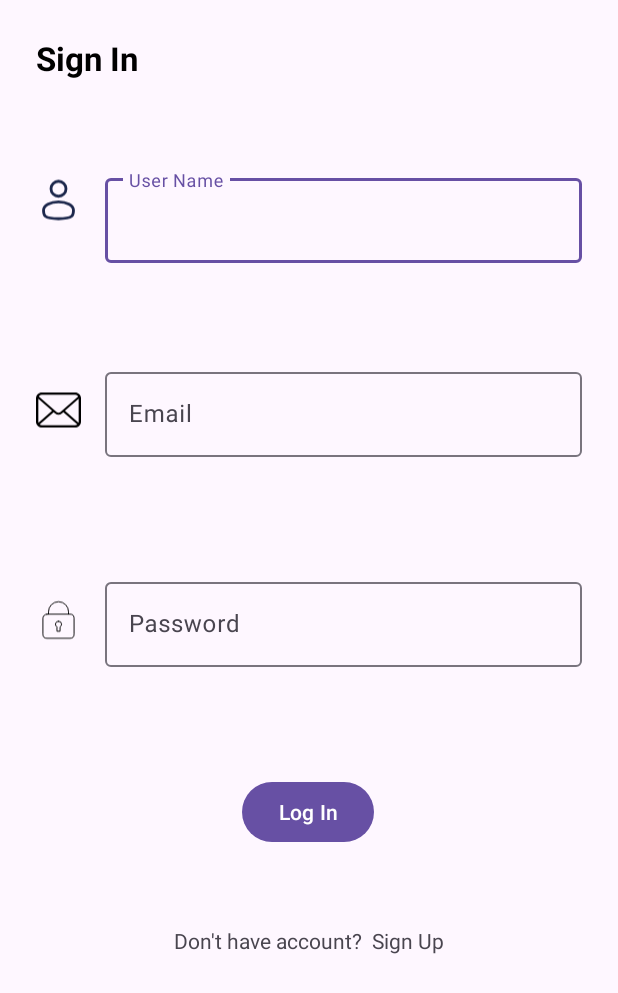
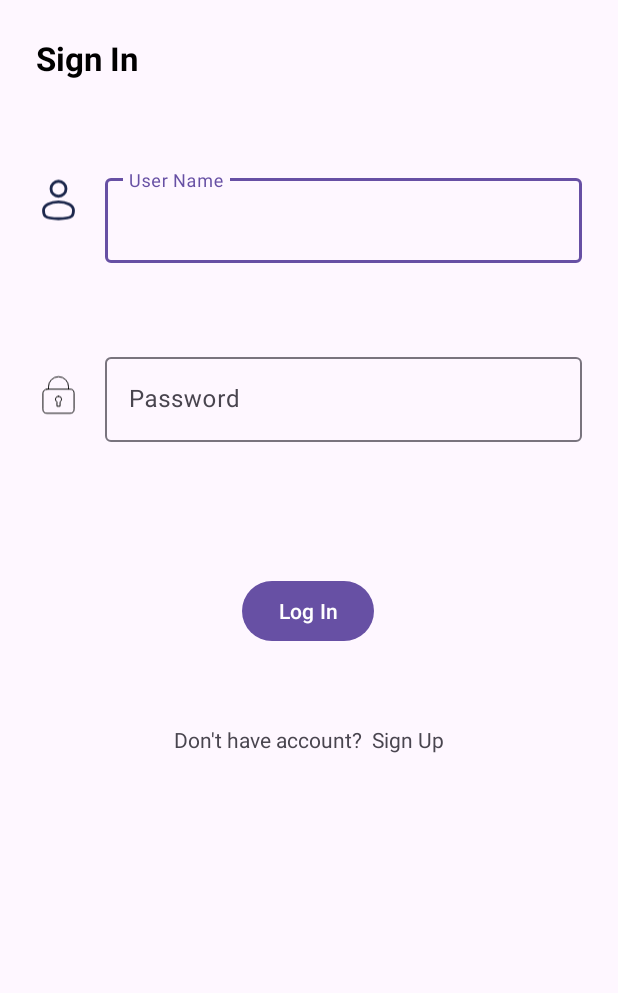
Before and after one commit to Gatchang-nyawargak/Android_signup_forms, an Android app: the mentorsignin screen opened directly, with no data from a screen before it, on a phone screen of 412 x 824 dp. Shown: the top 993 px of the screen. Run offline under Robolectric (Android 15) with nearby library versions, the phone set to English and light mode, and no system bars.

Commit message:
signin files

```diff
--- a/app/src/main/java/com/akiraChix/mentorgram/MainActivity.kt
+++ b/app/src/main/java/com/akiraChix/mentorgram/MainActivity.kt
@@ -1,6 +1,8 @@
 package com.akiraChix.mentorgram
 
+import android.content.Intent
 import android.os.Bundle
+import android.widget.Button
 import androidx.activity.enableEdgeToEdge
 import androidx.appcompat.app.AppCompatActivity
 import androidx.core.view.ViewCompat
@@ -11,10 +13,10 @@ class MainActivity : AppCompatActivity() {
         super.onCreate(savedInstanceState)
         enableEdgeToEdge()
         setContentView(R.layout.activity_main)
-        ViewCompat.setOnApplyWindowInsetsListener(findViewById(R.id.main)) { v, insets ->
-            val systemBars = insets.getInsets(WindowInsetsCompat.Type.systemBars())
-            v.setPadding(systemBars.left, systemBars.top, systemBars.right, systemBars.bottom)
-            insets
+        val btnNext = findViewById<Button>(R.id.btnNext)
+        btnNext.setOnClickListener {
+            val intent = Intent(this,mentorsignin::class.java)
+            startActivity(intent)
         }
     }
 }
--- a/app/src/main/java/com/akiraChix/mentorgram/mentorsignin.kt
+++ b/app/src/main/java/com/akiraChix/mentorgram/mentorsignin.kt
@@ -1,6 +1,8 @@
 package com.akiraChix.mentorgram
 
+import android.content.Intent
 import android.os.Bundle
+import android.widget.Button
 import androidx.activity.enableEdgeToEdge
 import androidx.appcompat.app.AppCompatActivity
 import androidx.core.view.ViewCompat
@@ -11,10 +13,10 @@ class mentorsignin : AppCompatActivity() {
         super.onCreate(savedInstanceState)
         enableEdgeToEdge()
         setContentView(R.layout.activity_mentorsignin)
-        ViewCompat.setOnApplyWindowInsetsListener(findViewById(R.id.main)) { v, insets ->
-            val systemBars = insets.getInsets(WindowInsetsCompat.Type.systemBars())
-            v.setPadding(systemBars.left, systemBars.top, systemBars.right, systemBars.bottom)
-            insets
+        val signBtn = findViewById<Button>(R.id.signin)
+        signBtn.setOnClickListener {
+            val intent = Intent(this, MainActivity::class.java)
+            startActivity(intent)
         }
     }
 }
--- a/app/src/main/res/layout/activity_main.xml
+++ b/app/src/main/res/layout/activity_main.xml
@@ -47,7 +47,7 @@
             <com.google.android.material.textfield.TextInputEditText
                 android:id="@+id/etFirstname"
                 android:layout_width="match_parent"
-                android:layout_height="66dp"
+                android:layout_height="wrap_content"
                 android:hint="@string/first_name"
                 android:inputType="textCapWords" />
         </com.google.android.material.textfield.TextInputLayout>
@@ -231,7 +231,7 @@
         </com.google.android.material.textfield.TextInputLayout>
 
         <Button
-            android:id="@+id/button"
+            android:id="@+id/btnNext"
             android:layout_width="wrap_content"
             android:layout_height="wrap_content"
             android:layout_marginTop="20dp"
@@ -248,7 +248,7 @@
             android:layout_marginStart="8dp"
             android:layout_marginTop="12dp"
             android:text="@string/already_registered_sign_in"
-            app:layout_constraintStart_toStartOf="@+id/button"
-            app:layout_constraintTop_toBottomOf="@+id/button" />
+            app:layout_constraintStart_toStartOf="@+id/btnNext"
+            app:layout_constraintTop_toBottomOf="@+id/btnNext" />
     </androidx.constraintlayout.widget.ConstraintLayout>
 </ScrollView>
--- a/app/src/main/res/layout/activity_mentorsignin.xml
+++ b/app/src/main/res/layout/activity_mentorsignin.xml
@@ -46,35 +46,8 @@
             android:id="@+id/etUsername"
             android:layout_width="match_parent"
             android:layout_height="wrap_content"
+            android:inputType="textCapWords"
             android:hint="User Name" />
-    </com.google.android.material.textfield.TextInputLayout>
-
-    <ImageView
-        android:id="@+id/imageView9"
-        android:layout_width="30dp"
-        android:layout_height="40dp"
-        android:layout_marginStart="24dp"
-        android:layout_marginTop="100dp"
-        app:layout_constraintStart_toStartOf="parent"
-        app:layout_constraintTop_toBottomOf="@+id/imageView8"
-        app:srcCompat="@drawable/email" />
-
-    <com.google.android.material.textfield.TextInputLayout
-        android:id="@+id/tilEmail"
-        android:layout_width="0dp"
-        android:layout_height="wrap_content"
-        android:layout_marginStart="16dp"
-        android:layout_marginEnd="24dp"
-        app:layout_constraintBottom_toBottomOf="@+id/imageView9"
-        app:layout_constraintEnd_toEndOf="parent"
-        app:layout_constraintStart_toEndOf="@+id/imageView9"
-        app:layout_constraintTop_toTopOf="@+id/imageView9">
-
-        <com.google.android.material.textfield.TextInputEditText
-            android:id="@+id/etEmail"
-            android:layout_width="match_parent"
-            android:layout_height="wrap_content"
-            android:hint="Email " />
     </com.google.android.material.textfield.TextInputLayout>
 
     <ImageView
@@ -82,9 +55,9 @@
         android:layout_width="30dp"
         android:layout_height="40dp"
         android:layout_marginStart="24dp"
-        android:layout_marginTop="100dp"
+        android:layout_marginTop="90dp"
         app:layout_constraintStart_toStartOf="parent"
-        app:layout_constraintTop_toBottomOf="@+id/imageView9"
+        app:layout_constraintTop_toBottomOf="@+id/imageView8"
         app:srcCompat="@drawable/password" />
 
     <com.google.android.material.textfield.TextInputLayout
@@ -102,11 +75,13 @@
             android:id="@+id/etPassword"
             android:layout_width="match_parent"
             android:layout_height="wrap_content"
+            android:inputType="textPassword"
+            app:passwordToggleEnabled="true"
             android:hint="Password" />
     </com.google.android.material.textfield.TextInputLayout>
 
     <Button
-        android:id="@+id/button2"
+        android:id="@+id/signin"
         android:layout_width="wrap_content"
         android:layout_height="48dp"
         android:layout_marginTop="40dp"
@@ -119,12 +94,12 @@
         app:layout_constraintVertical_bias="0.111" />
 
     <TextView
-        android:id="@+id/textView4"
+        android:id="@+id/backid"
         android:layout_width="wrap_content"
         android:layout_height="wrap_content"
         android:layout_marginStart="116dp"
         android:layout_marginTop="52dp"
         android:text="Don't have account?  Sign Up"
         app:layout_constraintStart_toStartOf="parent"
-        app:layout_constraintTop_toBottomOf="@+id/button2" />
+        app:layout_constraintTop_toBottomOf="@+id/signin" />
 </androidx.constraintlayout.widget.ConstraintLayout>
```
